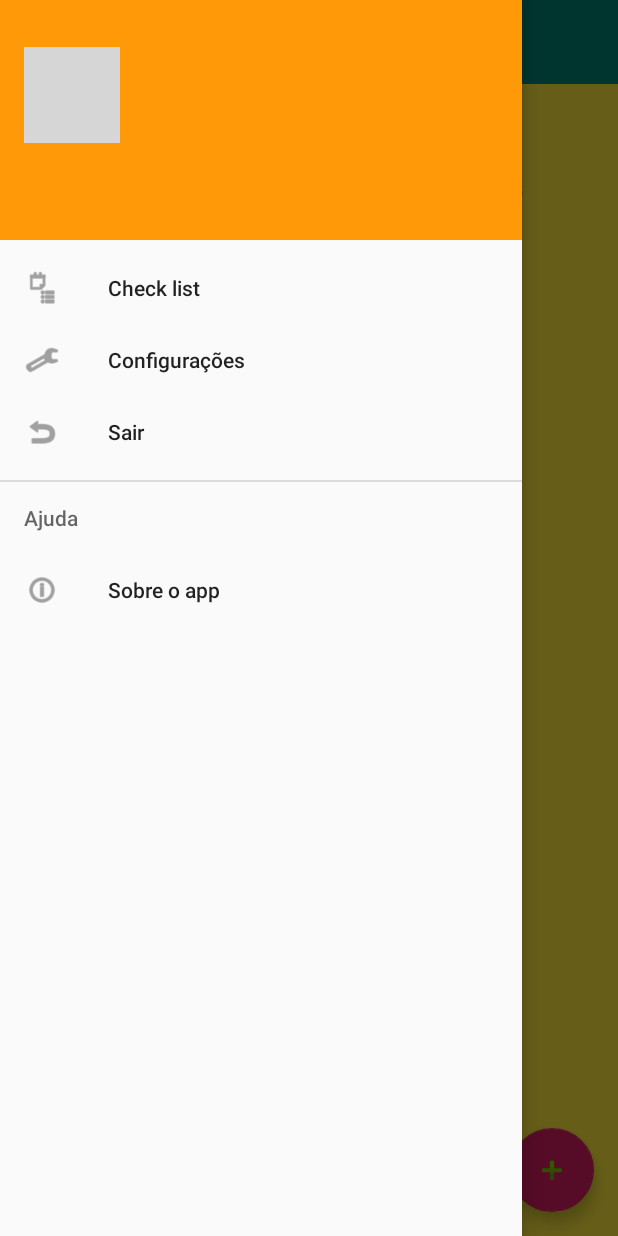
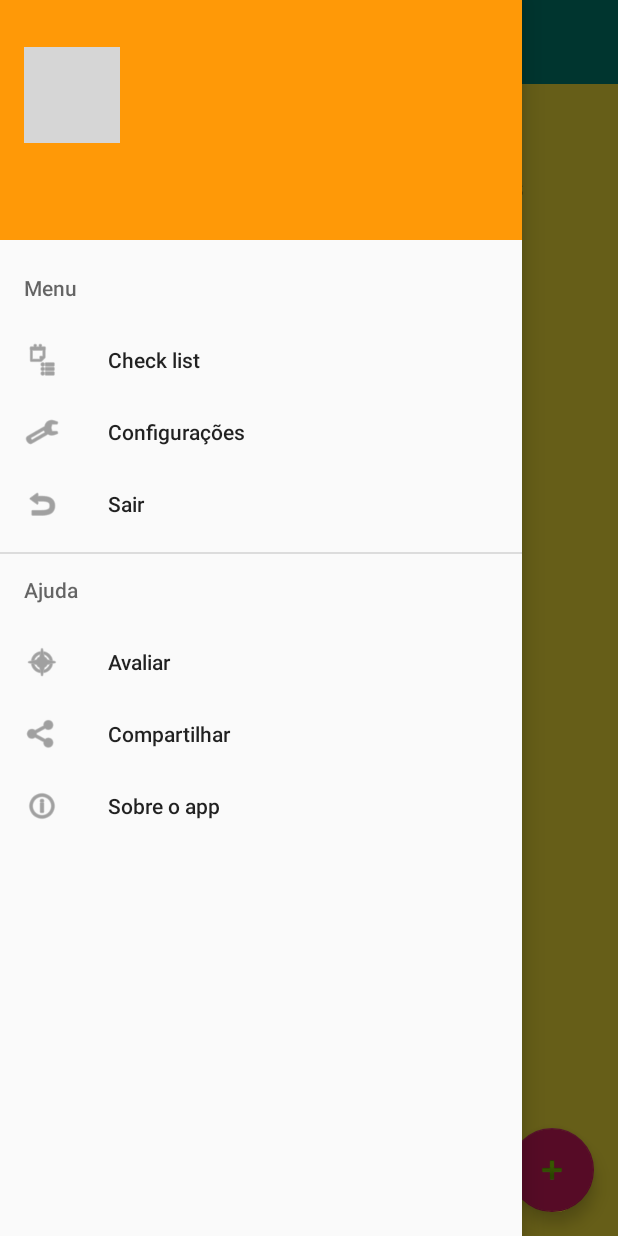
Before and after one commit to antonisganzerla/check-list-app, an Android app: the CheckListFragment screen opened directly, with no data from a screen before it, with the side drawer open, on a phone screen of 412 x 824 dp. Run offline under Robolectric (Android 15) with nearby library versions, the phone set to English and light mode, and no system bars; our stand-ins replace AdMob, Picasso; 2 statements that could not run were skipped; grey boxes are pictures that could not be loaded.

Commit message:
adicionado funcoes para avaliar e compartilhar o app, integrado ao firebase

```diff
--- a/app/src/main/java/com/sgztech/checklist/repository/CheckItemRepository.kt
+++ b/app/src/main/java/com/sgztech/checklist/repository/CheckItemRepository.kt
@@ -1,6 +1,5 @@
 package com.sgztech.checklist.repository
 
-import android.util.Log
 import androidx.lifecycle.LiveData
 import com.sgztech.checklist.dao.CheckItemDao
 import com.sgztech.checklist.model.CheckItem
@@ -12,14 +11,12 @@ class CheckItemRepository(private val dao: CheckItemDao) {
     fun insert(checkItem: CheckItem) {
         GlobalScope.launch {
             dao.add(checkItem)
-            Log.w("DEBUG", "Adicionei: id: ${checkItem.id} , name: ${checkItem.name}, done: ${checkItem.isDone} , idcl: ${checkItem.idCheckList}")
         }
     }
 
     fun update(checkItem: CheckItem) {
         GlobalScope.launch {
             dao.update(checkItem)
-            Log.w("DEBUG", "UPDATE: id: ${checkItem.id} , name: ${checkItem.name}, done: ${checkItem.isDone} , idcl: ${checkItem.idCheckList}")
         }
     }
 
--- /dev/null
+++ b/app/src/main/java/com/sgztech/checklist/util/AdsUtil.kt
@@ -0,0 +1,46 @@
+package com.sgztech.checklist.util
+
+import android.content.Context
+import android.util.Log
+import com.google.android.gms.ads.*
+
+object AdsUtil {
+
+    fun init(context: Context) {
+        MobileAds.initialize(context)
+    }
+
+    fun setupBannerAd(adView: AdView) {
+        val adRequest = AdRequest.Builder().build()
+        adView.loadAd(adRequest)
+    }
+
+    fun buildIntersticialAd(context: Context, idAd: String): InterstitialAd {
+        val interstitialAd = InterstitialAd(context)
+        interstitialAd.adUnitId = idAd
+        loadIntersticialAd(interstitialAd)
+        interstitialAd.adListener = object : AdListener() {
+
+            override fun onAdClosed() {
+                Log.d(TAG_ADS, "loaded new ads")
+                loadIntersticialAd(interstitialAd)
+            }
+        }
+        return interstitialAd
+    }
+
+    private fun loadIntersticialAd(interstitialAd: InterstitialAd){
+        interstitialAd.loadAd(AdRequest.Builder().build())
+    }
+
+    fun showIntersticialAd(interstitialAd: InterstitialAd) {
+        if (interstitialAd.isLoaded) {
+            interstitialAd.show()
+        } else {
+            Log.d(TAG_ADS, "The interstitial wasn't loaded yet.")
+        }
+    }
+
+    const val ID_INTERSTICIAL_AD = "ca-app-pub-9764822217711668/1831195491"
+    const val TAG_ADS = "Ads"
+}
--- a/app/src/main/java/com/sgztech/checklist/view/CheckListFragment.kt
+++ b/app/src/main/java/com/sgztech/checklist/view/CheckListFragment.kt
@@ -2,7 +2,6 @@ package com.sgztech.checklist.view
 
 
 import android.os.Bundle
-import android.util.Log
 import android.view.LayoutInflater
 import android.view.View
 import android.view.ViewGroup
@@ -10,16 +9,18 @@ import androidx.appcompat.app.AlertDialog
 import androidx.fragment.app.Fragment
 import androidx.lifecycle.Observer
 import androidx.recyclerview.widget.LinearLayoutManager
-import com.google.android.gms.ads.AdListener
-import com.google.android.gms.ads.AdRequest
 import com.google.android.gms.ads.InterstitialAd
-import com.google.android.gms.ads.MobileAds
 import com.sgztech.checklist.R
 import com.sgztech.checklist.adapter.CheckListAdapter
 import com.sgztech.checklist.extension.gone
 import com.sgztech.checklist.extension.showMessage
 import com.sgztech.checklist.extension.visible
 import com.sgztech.checklist.model.CheckList
+import com.sgztech.checklist.util.AdsUtil.ID_INTERSTICIAL_AD
+import com.sgztech.checklist.util.AdsUtil.buildIntersticialAd
+import com.sgztech.checklist.util.AdsUtil.init
+import com.sgztech.checklist.util.AdsUtil.setupBannerAd
+import com.sgztech.checklist.util.AdsUtil.showIntersticialAd
 import com.sgztech.checklist.util.AlertDialogUtil
 import com.sgztech.checklist.util.CheckNameUtil
 import com.sgztech.checklist.viewModel.CheckListViewModel
@@ -92,7 +93,7 @@ class CheckListFragment : Fragment() {
     private fun setupFab() {
         fab.setOnClickListener {
             dialog.show()
-            showAd()
+            showIntersticialAd(mInterstitialAd)
         }
     }
 
@@ -124,32 +125,8 @@ class CheckListFragment : Fragment() {
     }
 
     private fun setupAds() {
-        MobileAds.initialize(requireContext())
-        val adRequest = AdRequest.Builder().build()
-        adView.loadAd(adRequest)
-
-        mInterstitialAd = InterstitialAd(requireContext())
-        mInterstitialAd.adUnitId = "ca-app-pub-9764822217711668/1831195491"
-        loadAds()
-        mInterstitialAd.adListener = object : AdListener() {
-
-            override fun onAdClosed(){
-                Log.d("Ads", "loaded new ads")
-                loadAds()
-            }
-        }
+        init(requireContext())
+        setupBannerAd(adView)
+        mInterstitialAd = buildIntersticialAd(requireContext(), ID_INTERSTICIAL_AD)
     }
-
-    private fun loadAds() {
-        mInterstitialAd.loadAd(AdRequest.Builder().build())
-    }
-
-    private fun showAd() {
-        if (mInterstitialAd.isLoaded) {
-            mInterstitialAd.show()
-        } else {
-            Log.d("Ads", "The interstitial wasn't loaded yet.")
-        }
-    }
-
 }
--- a/app/src/main/res/menu/menu_nav.xml
+++ b/app/src/main/res/menu/menu_nav.xml
@@ -1,6 +1,7 @@
 <?xml version="1.0" encoding="utf-8"?>
 <menu xmlns:android="http://schemas.android.com/apk/res/android">
-    <group>
+    <item android:title="@string/menu_title_mainly">
+        <menu>
             <item android:id="@+id/nav_item_check_list"
                   android:icon="@android:drawable/ic_menu_agenda"
                   android:title="@string/menu_item_check_list"/>
@@ -10,9 +11,20 @@
             <item android:id="@+id/nav_item_logout"
                   android:icon="@android:drawable/ic_menu_revert"
                   android:title="@string/menu_item_logout"/>
-    </group>
+        </menu>
+    </item>
     <item android:title="@string/menu_item_title">
         <menu>
+            <item
+                    android:id="@+id/nav_item_rate"
+                    android:icon="@android:drawable/ic_menu_compass"
+                    android:title="@string/menu_item_rate" />
+
+            <item
+                    android:id="@+id/nav_item_share"
+                    android:icon="@android:drawable/ic_menu_share"
+                    android:title="@string/menu_item_share" />
+
             <item android:id="@+id/nav_item_about"
                   android:icon="@android:drawable/ic_menu_info_details"
                   android:title="@string/menu_item_about"/>
--- a/app/src/main/res/values/strings.xml
+++ b/app/src/main/res/values/strings.xml
@@ -4,18 +4,25 @@
     <!-- Menu item drawer -->
     <string name="menu_item_check_list">Check list</string>
     <string name="menu_item_title">Ajuda</string>
+    <string name="menu_title_mainly">Menu</string>
     <string name="menu_item_tools">Configurações</string>
     <string name="menu_item_about">Sobre o app</string>
+    <string name="menu_item_rate">Avaliar</string>
+    <string name="menu_item_share">Compartilhar</string>
     <string name="menu_item_logout">Sair</string>
 
     <!-- LoginActivity -->
     <string name="msg_signin_success">signInResult:success -> %1$s.</string>
     <string name="msg_signin_fail">signInResult:failed code= %1$s.</string>
+    <string name="msg_signin_fail_snack_bar">Não foi possível efetuar login.</string>
 
     <!-- MainActivity -->
     <string name="open_drawer">Abrir</string>
     <string name="close_drawer">Fechar</string>
     <string name="msg_logout_success">Logout with success</string>
+    <string name="app_store_details">Confira o aplicativo Check List App \n </string>
+    <string name="app_store_url">https://play.google.com/store/apps/details?id=com.sgztech.checklist</string>
+    <string name="msg_store_app_not_found">Não foi possível abrir a loja de aplicativos.</string>
 
     <!-- AlertDialogUtil -->
     <string name="dialog_title">Atenção</string>
--- a/build.gradle
+++ b/build.gradle
@@ -10,8 +10,7 @@ buildscript {
     dependencies {
         classpath 'com.android.tools.build:gradle:3.5.0'
         classpath "org.jetbrains.kotlin:kotlin-gradle-plugin:$kotlin_version"
-        // NOTE: Do not place your application dependencies here; they belong
-        // in the individual module build.gradle files
+        classpath 'com.google.gms:google-services:4.3.2'
     }
 }
 
```
Also changed, not shown: app/build.gradle (+7 -2 lines), app/src/main/java/com/sgztech/checklist/util/PreferenceUtil.kt (added, +25 -0 lines), app/src/main/java/com/sgztech/checklist/view/CheckItemActivity.kt (+6 -14 lines), app/src/main/java/com/sgztech/checklist/view/LoginActivity.kt (+7 -2 lines), app/src/main/java/com/sgztech/checklist/view/MainActivity.kt (+37 -5 lines), 1 other file. Lines whose indentation alone changed are shown as unchanged.
